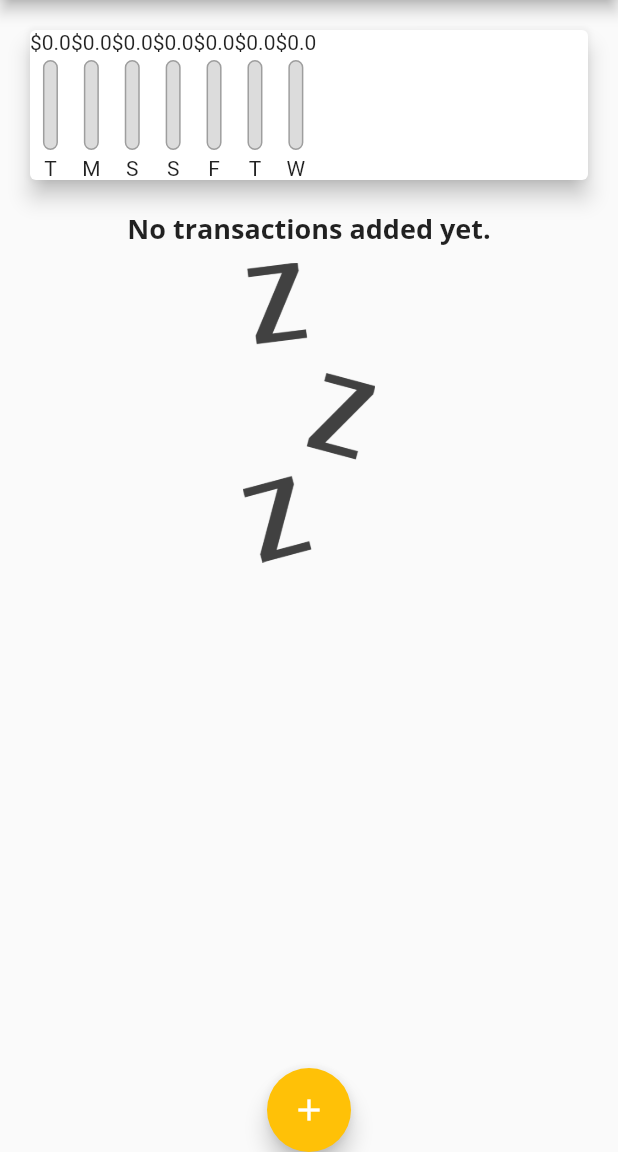
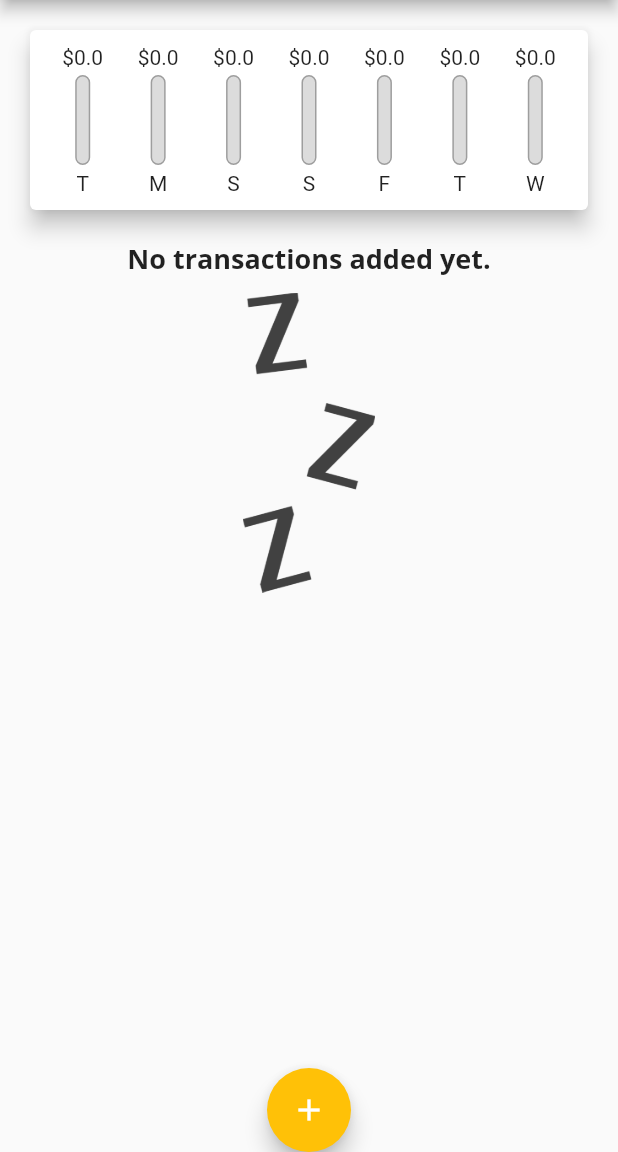
Before and after one commit to bantawa04/expenseTrackerFlutter, a Flutter app: the screen it shows after launch, on a phone screen of 412 x 824 dp, the part 84-1236 px from its top. Run offline on Flutter 3.47's test engine with Material 2 defaults, Android fonts, the phone set to English and light mode, and no system bars.

Commit message:
3.40  Finishing chart

```diff
--- a/lib/main.dart
+++ b/lib/main.dart
@@ -60,6 +60,7 @@ class _MyHomePageState extends State<MyHomePage> {
     // ),
   ];
 
+//getter
   List<Transaction> get _recentTransactions {
     return _userTransaction.where((tx) {
       return tx.date!.isAfter(
--- a/lib/widgets/chart.dart
+++ b/lib/widgets/chart.dart
@@ -8,6 +8,7 @@ class Chart extends StatelessWidget {
 
   Chart(this.recentTransactions);
 
+//getter
   List<Map<String, Object>> get groupedTransactionValues {
     return List.generate(7, (index) {
       final weekDay = DateTime.now().subtract(
@@ -41,14 +42,24 @@ class Chart extends StatelessWidget {
     return Card(
       elevation: 6,
       margin: EdgeInsets.all(20),
+      child: Container(
+        padding: EdgeInsets.all(10),
         child: Row(
+          mainAxisAlignment: MainAxisAlignment.spaceAround,
           children: groupedTransactionValues.map((data) {
-          return ChartBar(
+            return Flexible(
+              //makes child use available space only
+              fit: FlexFit.tight,
+              child: ChartBar(
                 (data['day'] as String),
                 (data['amount'] as double),
-            totalSpending == 0.0 ? 0.0 : (data['amount'] as double) / totalSpending,
+                totalSpending == 0.0
+                    ? 0.0
+                    : (data['amount'] as double) / totalSpending,
+              ),
             );
           }).toList(),
+        ),
       ),
     );
   }
--- a/lib/widgets/chart_bar.dart
+++ b/lib/widgets/chart_bar.dart
@@ -11,7 +11,10 @@ class ChartBar extends StatelessWidget {
   Widget build(BuildContext context) {
     return Column(
       children: <Widget>[
-        Text('\$${spendingAmount.toString()}'),
+        FittedBox(
+          //forces its child into the available space
+          child: Text('\$${spendingAmount.toString()}'),
+        ),
         SizedBox(
           height: 4,
         ),
```
Lines whose indentation alone changed are shown as unchanged.
